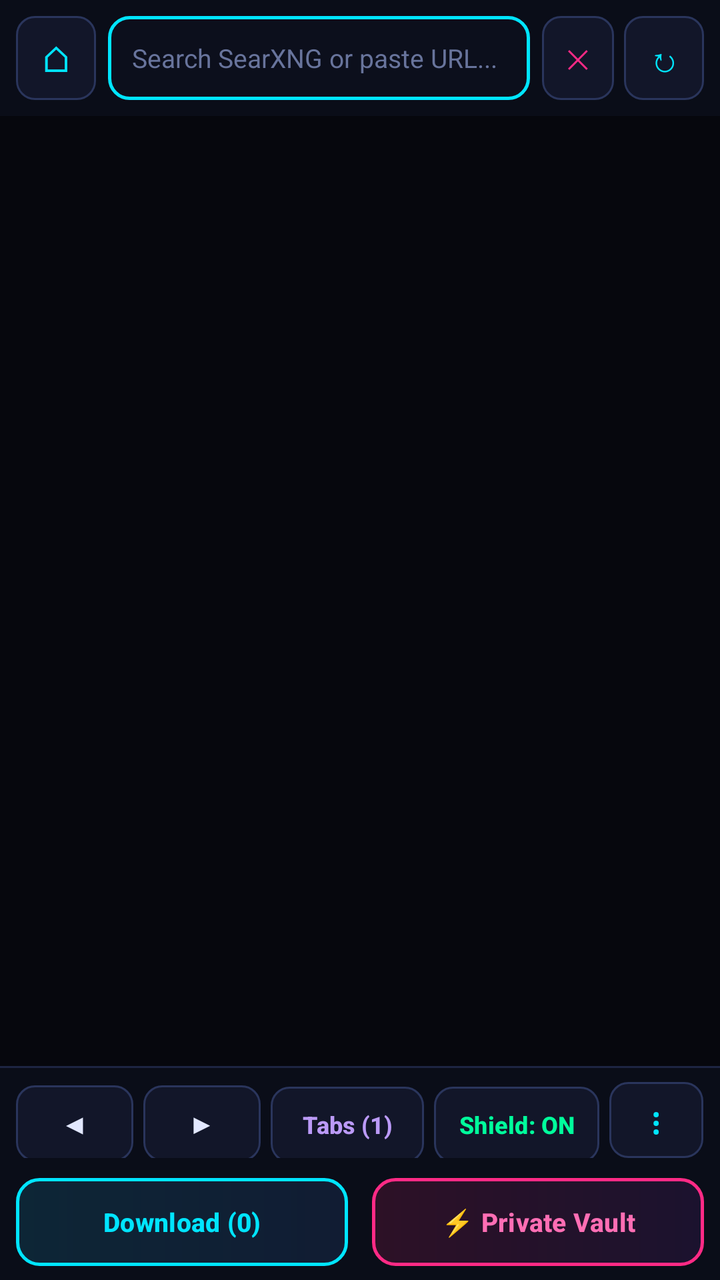
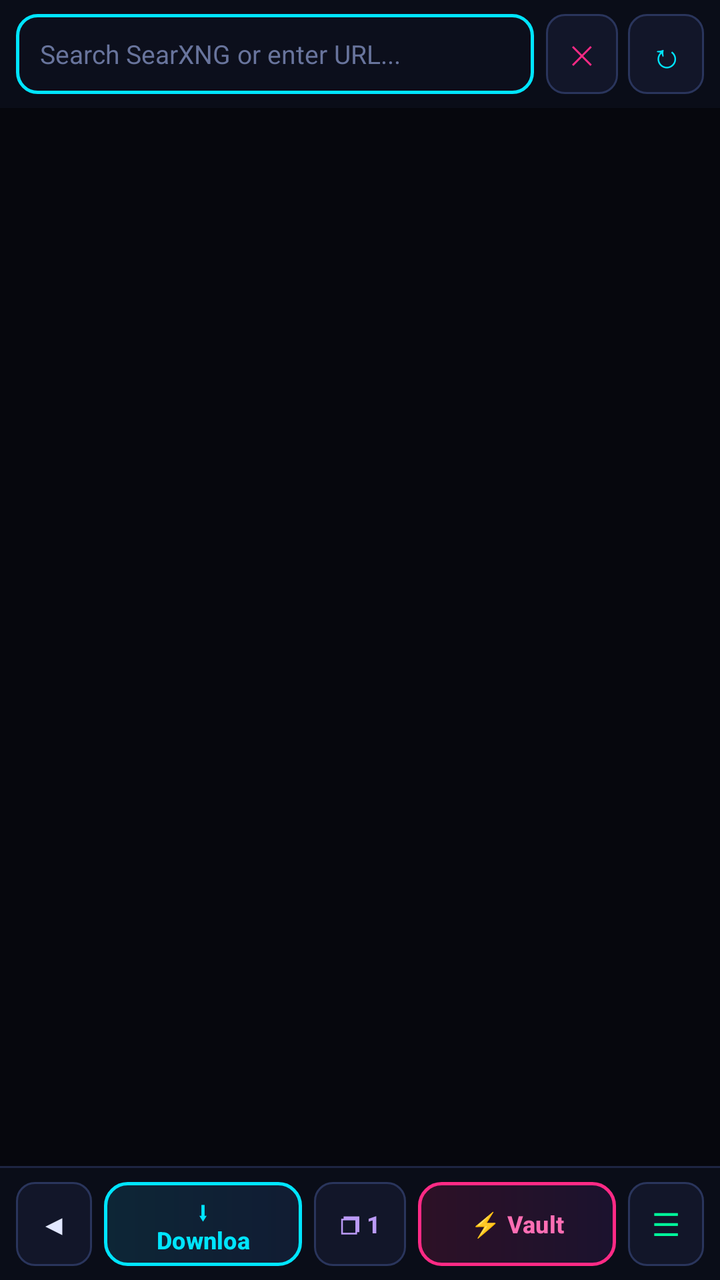

Two renders of the same Android screen: before a commit and after it. Below are the layout's source before the change and the commit's diff.
<!-- AndroidManifest.xml: application theme Theme.Material3.DayNight.NoActionBar -->
<!-- res/layout/activity_browser.xml -->
<?xml version="1.0" encoding="utf-8"?>
<LinearLayout xmlns:android="http://schemas.android.com/apk/res/android"
    xmlns:app="http://schemas.android.com/apk/res-auto"
    android:layout_width="match_parent"
    android:layout_height="match_parent"
    android:orientation="vertical"
    android:background="#06070D">

    
    <LinearLayout
        android:layout_width="match_parent"
        android:layout_height="wrap_content"
        android:orientation="horizontal"
        android:gravity="center_vertical"
        android:paddingHorizontal="8dp"
        android:paddingVertical="8dp"
        android:background="#0A0D18">

        <Button
            android:id="@+id/btnHome"
            android:layout_width="40dp"
            android:layout_height="42dp"
            android:minWidth="0dp"
            android:padding="0dp"
            android:insetTop="0dp"
            android:insetBottom="0dp"
            android:background="@drawable/bg_btn_neon_dark"
            app:backgroundTint="@null"
            android:text="⌂"
            android:textColor="#00E5FF"
            android:textSize="18sp" />

        <EditText
            android:id="@+id/urlBar"
            android:layout_width="0dp"
            android:layout_height="42dp"
            android:layout_weight="1"
            android:layout_marginHorizontal="6dp"
            android:background="@drawable/bg_neon_input"
            android:hint="Search SearXNG or paste URL..."
            android:imeOptions="actionGo"
            android:inputType="textUri"
            android:paddingHorizontal="12dp"
            android:selectAllOnFocus="true"
            android:singleLine="true"
            android:textColor="#F0F4FF"
            android:textColorHint="#68749C"
            android:textSize="13sp" />

        <Button
            android:id="@+id/btnClearUrl"
            android:layout_width="36dp"
            android:layout_height="42dp"
            android:layout_marginEnd="5dp"
            android:minWidth="0dp"
            android:padding="0dp"
            android:insetTop="0dp"
            android:insetBottom="0dp"
            android:background="@drawable/bg_btn_neon_dark"
            app:backgroundTint="@null"
            android:text="✕"
            android:textColor="#FF2A85"
            android:textSize="13sp" />

        <Button
            android:id="@+id/btnReload"
            android:layout_width="40dp"
            android:layout_height="42dp"
            android:minWidth="0dp"
            android:padding="0dp"
            android:insetTop="0dp"
            android:insetBottom="0dp"
            android:background="@drawable/bg_btn_neon_dark"
            app:backgroundTint="@null"
            android:text="↻"
            android:textColor="#00E5FF"
            android:textSize="17sp" />
    </LinearLayout>

    
    <ProgressBar
        android:id="@+id/pageProgress"
        style="?android:attr/progressBarStyleHorizontal"
        android:layout_width="match_parent"
        android:layout_height="3dp"
        android:max="100"
        android:progress="0"
        android:progressDrawable="@drawable/progress_neon"
        android:visibility="gone" />

    
    <FrameLayout
        android:id="@+id/webContainer"
        android:layout_width="match_parent"
        android:layout_height="0dp"
        android:layout_weight="1"
        android:background="#06070D" />

    
    <View
        android:layout_width="match_parent"
        android:layout_height="1dp"
        android:background="#1D2542" />

    
    <LinearLayout
        android:layout_width="match_parent"
        android:layout_height="wrap_content"
        android:orientation="horizontal"
        android:paddingHorizontal="8dp"
        android:paddingTop="7dp"
        android:paddingBottom="3dp"
        android:background="#0A0D18">

        <Button
            android:id="@+id/btnBack"
            android:layout_width="0dp"
            android:layout_height="38dp"
            android:layout_weight="1"
            android:layout_marginEnd="5dp"
            android:minWidth="0dp"
            android:padding="0dp"
            android:insetTop="0dp"
            android:insetBottom="0dp"
            android:background="@drawable/bg_btn_neon_dark"
            app:backgroundTint="@null"
            android:enabled="false"
            android:text="◀"
            android:textColor="#E2E8FF"
            android:textSize="14sp" />

        <Button
            android:id="@+id/btnForward"
            android:layout_width="0dp"
            android:layout_height="38dp"
            android:layout_weight="1"
            android:layout_marginEnd="5dp"
            android:minWidth="0dp"
            android:padding="0dp"
            android:insetTop="0dp"
            android:insetBottom="0dp"
            android:background="@drawable/bg_btn_neon_dark"
            app:backgroundTint="@null"
            android:enabled="false"
            android:text="▶"
            android:textColor="#E2E8FF"
            android:textSize="14sp" />

        <Button
            android:id="@+id/btnTabs"
            android:layout_width="0dp"
            android:layout_height="38dp"
            android:layout_weight="1.3"
            android:layout_marginEnd="5dp"
            android:minWidth="0dp"
            android:paddingHorizontal="4dp"
            android:insetTop="0dp"
            android:insetBottom="0dp"
            android:background="@drawable/bg_btn_neon_dark"
            app:backgroundTint="@null"
            android:text="Tabs (1)"
            android:textColor="#BB9AF7"
            android:textSize="12sp"
            android:textStyle="bold" />

        <Button
            android:id="@+id/btnShield"
            android:layout_width="0dp"
            android:layout_height="38dp"
            android:layout_weight="1.4"
            android:layout_marginEnd="5dp"
            android:minWidth="0dp"
            android:paddingHorizontal="4dp"
            android:insetTop="0dp"
            android:insetBottom="0dp"
            android:background="@drawable/bg_btn_neon_dark"
            app:backgroundTint="@null"
            android:text="Shield: ON"
            android:textColor="#00FF9C"
            android:textSize="12sp"
            android:textStyle="bold" />

        <Button
            android:id="@+id/btnMenu"
            android:layout_width="0dp"
            android:layout_height="38dp"
            android:layout_weight="0.8"
            android:minWidth="0dp"
            android:padding="0dp"
            android:insetTop="0dp"
            android:insetBottom="0dp"
            android:background="@drawable/bg_btn_neon_dark"
            app:backgroundTint="@null"
            android:text="⋮"
            android:textColor="#00E5FF"
            android:textSize="18sp" />
    </LinearLayout>

    
    <LinearLayout
        android:layout_width="match_parent"
        android:layout_height="wrap_content"
        android:orientation="horizontal"
        android:paddingHorizontal="8dp"
        android:paddingVertical="7dp"
        android:background="#0A0D18">

        <Button
            android:id="@+id/btnDownloadBadge"
            android:layout_width="0dp"
            android:layout_height="44dp"
            android:layout_weight="1"
            android:layout_marginEnd="6dp"
            android:insetTop="0dp"
            android:insetBottom="0dp"
            android:background="@drawable/bg_btn_neon_cyan"
            app:backgroundTint="@null"
            android:text="Download (0)"
            android:textColor="#00E5FF"
            android:textSize="13sp"
            android:textStyle="bold" />

        <Button
            android:id="@+id/btnVault"
            android:layout_width="0dp"
            android:layout_height="44dp"
            android:layout_weight="1"
            android:layout_marginStart="6dp"
            android:insetTop="0dp"
            android:insetBottom="0dp"
            android:background="@drawable/bg_btn_neon_pink"
            app:backgroundTint="@null"
            android:text="⚡ Private Vault"
            android:textColor="#FF6EB4"
            android:textSize="13sp"
            android:textStyle="bold" />
    </LinearLayout>
</LinearLayout>
<!-- resources referenced by this layout -->
<resources>
  <!-- drawable bg_btn_neon_cyan (drawable) -->
  <?xml version="1.0" encoding="utf-8"?>
  <shape xmlns:android="http://schemas.android.com/apk/res/android"
      android:shape="rectangle">
      <gradient
          android:angle="0"
          android:startColor="#0D2636"
          android:endColor="#111C33" />
      <corners android:radius="11dp" />
      <stroke
          android:width="1.5dp"
          android:color="#00E5FF" />
  </shape>
  
  <!-- drawable bg_btn_neon_dark (drawable) -->
  <?xml version="1.0" encoding="utf-8"?>
  <shape xmlns:android="http://schemas.android.com/apk/res/android"
      android:shape="rectangle">
      <solid android:color="#121629" />
      <corners android:radius="9dp" />
      <stroke
          android:width="1dp"
          android:color="#2A355C" />
  </shape>
  
  <!-- drawable bg_btn_neon_pink (drawable) -->
  <?xml version="1.0" encoding="utf-8"?>
  <shape xmlns:android="http://schemas.android.com/apk/res/android"
      android:shape="rectangle">
      <gradient
          android:angle="0"
          android:startColor="#2D1126"
          android:endColor="#1B122E" />
      <corners android:radius="11dp" />
      <stroke
          android:width="1.5dp"
          android:color="#FF2A85" />
  </shape>
  
  <!-- drawable bg_neon_input (drawable) -->
  <?xml version="1.0" encoding="utf-8"?>
  <shape xmlns:android="http://schemas.android.com/apk/res/android"
      android:shape="rectangle">
      <solid android:color="#0C0F1C" />
      <corners android:radius="10dp" />
      <stroke
          android:width="1.5dp"
          android:color="#00E5FF" />
  </shape>
  
  <!-- drawable progress_neon (drawable) -->
  <?xml version="1.0" encoding="utf-8"?>
  <layer-list xmlns:android="http://schemas.android.com/apk/res/android">
      <item android:id="@android:id/background">
          <shape android:shape="rectangle">
              <solid android:color="#0B0E1A" />
          </shape>
      </item>
      <item android:id="@android:id/progress">
          <clip>
              <shape android:shape="rectangle">
                  <gradient
                      android:angle="0"
                      android:startColor="#FF2A85"
                      android:endColor="#00E5FF" />
              </shape>
          </clip>
      </item>
  </layer-list>
  
</resources>

<!-- the commit's change to res/layout/activity_browser.xml (unified diff, before → after) -->
@@ -13,31 +13,16 @@
         android:orientation="horizontal"
         android:gravity="center_vertical"
         android:paddingHorizontal="8dp"
-        android:paddingVertical="8dp"
+        android:paddingVertical="7dp"
         android:background="#0A0D18">
-
-        <Button
-            android:id="@+id/btnHome"
-            android:layout_width="40dp"
-            android:layout_height="42dp"
-            android:minWidth="0dp"
-            android:padding="0dp"
-            android:insetTop="0dp"
-            android:insetBottom="0dp"
-            android:background="@drawable/bg_btn_neon_dark"
-            app:backgroundTint="@null"
-            android:text="⌂"
-            android:textColor="#00E5FF"
-            android:textSize="18sp" />
 
         <EditText
             android:id="@+id/urlBar"
             android:layout_width="0dp"
-            android:layout_height="42dp"
+            android:layout_height="40dp"
             android:layout_weight="1"
-            android:layout_marginHorizontal="6dp"
             android:background="@drawable/bg_neon_input"
-            android:hint="Search SearXNG or paste URL..."
+            android:hint="Search SearXNG or enter URL..."
             android:imeOptions="actionGo"
             android:inputType="textUri"
             android:paddingHorizontal="12dp"
@@ -50,8 +35,8 @@
         <Button
             android:id="@+id/btnClearUrl"
             android:layout_width="36dp"
-            android:layout_height="42dp"
-            android:layout_marginEnd="5dp"
+            android:layout_height="40dp"
+            android:layout_marginStart="6dp"
             android:minWidth="0dp"
             android:padding="0dp"
             android:insetTop="0dp"
@@ -64,8 +49,9 @@
 
         <Button
             android:id="@+id/btnReload"
-            android:layout_width="40dp"
-            android:layout_height="42dp"
+            android:layout_width="38dp"
+            android:layout_height="40dp"
+            android:layout_marginStart="5dp"
             android:minWidth="0dp"
             android:padding="0dp"
             android:insetTop="0dp"
@@ -96,7 +82,6 @@
         android:layout_weight="1"
         android:background="#06070D" />
 
-    
     <View
         android:layout_width="match_parent"
         android:layout_height="1dp"
@@ -107,17 +92,15 @@
         android:layout_width="match_parent"
         android:layout_height="wrap_content"
         android:orientation="horizontal"
+        android:gravity="center_vertical"
         android:paddingHorizontal="8dp"
-        android:paddingTop="7dp"
-        android:paddingBottom="3dp"
+        android:paddingVertical="7dp"
         android:background="#0A0D18">
 
         <Button
             android:id="@+id/btnBack"
-            android:layout_width="0dp"
-            android:layout_height="38dp"
-            android:layout_weight="1"
-            android:layout_marginEnd="5dp"
+            android:layout_width="38dp"
+            android:layout_height="42dp"
             android:minWidth="0dp"
             android:padding="0dp"
             android:insetTop="0dp"
@@ -130,109 +113,65 @@
             android:textSize="14sp" />
 
         <Button
-            android:id="@+id/btnForward"
+            android:id="@+id/btnDownloadBadge"
             android:layout_width="0dp"
-            android:layout_height="38dp"
+            android:layout_height="42dp"
             android:layout_weight="1"
-            android:layout_marginEnd="5dp"
+            android:layout_marginStart="6dp"
+            android:insetTop="0dp"
+            android:insetBottom="0dp"
+            android:background="@drawable/bg_btn_neon_cyan"
+            app:backgroundTint="@null"
+            android:text="⬇ Download (0)"
+            android:textColor="#00E5FF"
+            android:textSize="12sp"
+            android:textStyle="bold" />
+
+        
+        <Button
+            android:id="@+id/btnTabs"
+            android:layout_width="46dp"
+            android:layout_height="42dp"
+            android:layout_marginHorizontal="6dp"
             android:minWidth="0dp"
             android:padding="0dp"
             android:insetTop="0dp"
             android:insetBottom="0dp"
             android:background="@drawable/bg_btn_neon_dark"
             app:backgroundTint="@null"
-            android:enabled="false"
-            android:text="▶"
-            android:textColor="#E2E8FF"
-            android:textSize="14sp" />
-
-        <Button
-            android:id="@+id/btnTabs"
-            android:layout_width="0dp"
-            android:layout_height="38dp"
-            android:layout_weight="1.3"
-            android:layout_marginEnd="5dp"
-            android:minWidth="0dp"
-            android:paddingHorizontal="4dp"
-            android:insetTop="0dp"
-            android:insetBottom="0dp"
-            android:background="@drawable/bg_btn_neon_dark"
-            app:backgroundTint="@null"
-            android:text="Tabs (1)"
+            android:text="❐ 1"
             android:textColor="#BB9AF7"
             android:textSize="12sp"
             android:textStyle="bold" />
 
         <Button
-            android:id="@+id/btnShield"
+            android:id="@+id/btnVault"
             android:layout_width="0dp"
-            android:layout_height="38dp"
-            android:layout_weight="1.4"
-            android:layout_marginEnd="5dp"
-            android:minWidth="0dp"
-            android:paddingHorizontal="4dp"
+            android:layout_height="42dp"
+            android:layout_weight="1"
+            android:layout_marginEnd="6dp"
             android:insetTop="0dp"
             android:insetBottom="0dp"
-            android:background="@drawable/bg_btn_neon_dark"
+            android:background="@drawable/bg_btn_neon_pink"
             app:backgroundTint="@null"
-            android:text="Shield: ON"
-            android:textColor="#00FF9C"
+            android:text="⚡ Vault"
+            android:textColor="#FF6EB4"
             android:textSize="12sp"
             android:textStyle="bold" />
 
+        
         <Button
             android:id="@+id/btnMenu"
-            android:layout_width="0dp"
-            android:layout_height="38dp"
-            android:layout_weight="0.8"
+            android:layout_width="38dp"
+            android:layout_height="42dp"
             android:minWidth="0dp"
             android:padding="0dp"
             android:insetTop="0dp"
             android:insetBottom="0dp"
             android:background="@drawable/bg_btn_neon_dark"
             app:backgroundTint="@null"
-            android:text="⋮"
-            android:textColor="#00E5FF"
-            android:textSize="18sp" />
-    </LinearLayout>
-
-    
-    <LinearLayout
-        android:layout_width="match_parent"
-        android:layout_height="wrap_content"
-        android:orientation="horizontal"
-        android:paddingHorizontal="8dp"
-        android:paddingVertical="7dp"
-        android:background="#0A0D18">
-
-        <Button
-            android:id="@+id/btnDownloadBadge"
-            android:layout_width="0dp"
-            android:layout_height="44dp"
-            android:layout_weight="1"
-            android:layout_marginEnd="6dp"
-            android:insetTop="0dp"
-            android:insetBottom="0dp"
-            android:background="@drawable/bg_btn_neon_cyan"
-            app:backgroundTint="@null"
-            android:text="Download (0)"
-            android:textColor="#00E5FF"
-            android:textSize="13sp"
-            android:textStyle="bold" />
-
-        <Button
-            android:id="@+id/btnVault"
-            android:layout_width="0dp"
-            android:layout_height="44dp"
-            android:layout_weight="1"
-            android:layout_marginStart="6dp"
-            android:insetTop="0dp"
-            android:insetBottom="0dp"
-            android:background="@drawable/bg_btn_neon_pink"
-            app:backgroundTint="@null"
-            android:text="⚡ Private Vault"
-            android:textColor="#FF6EB4"
-            android:textSize="13sp"
-            android:textStyle="bold" />
+            android:text="☰"
+            android:textColor="#00FF9C"
+            android:textSize="16sp" />
     </LinearLayout>
 </LinearLayout>
